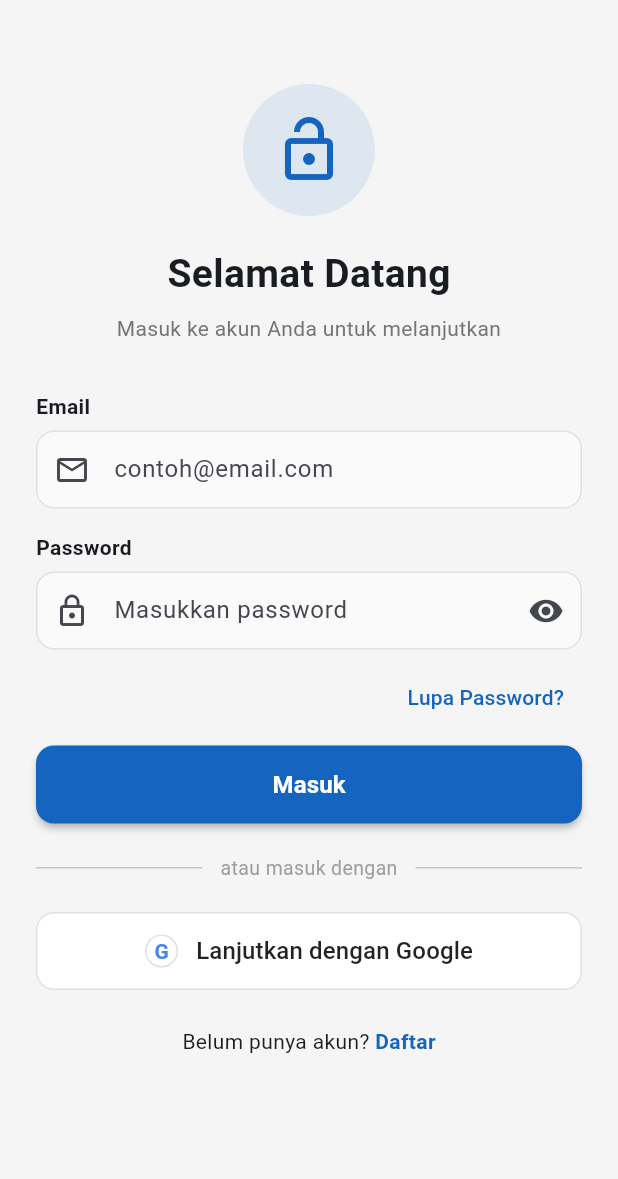
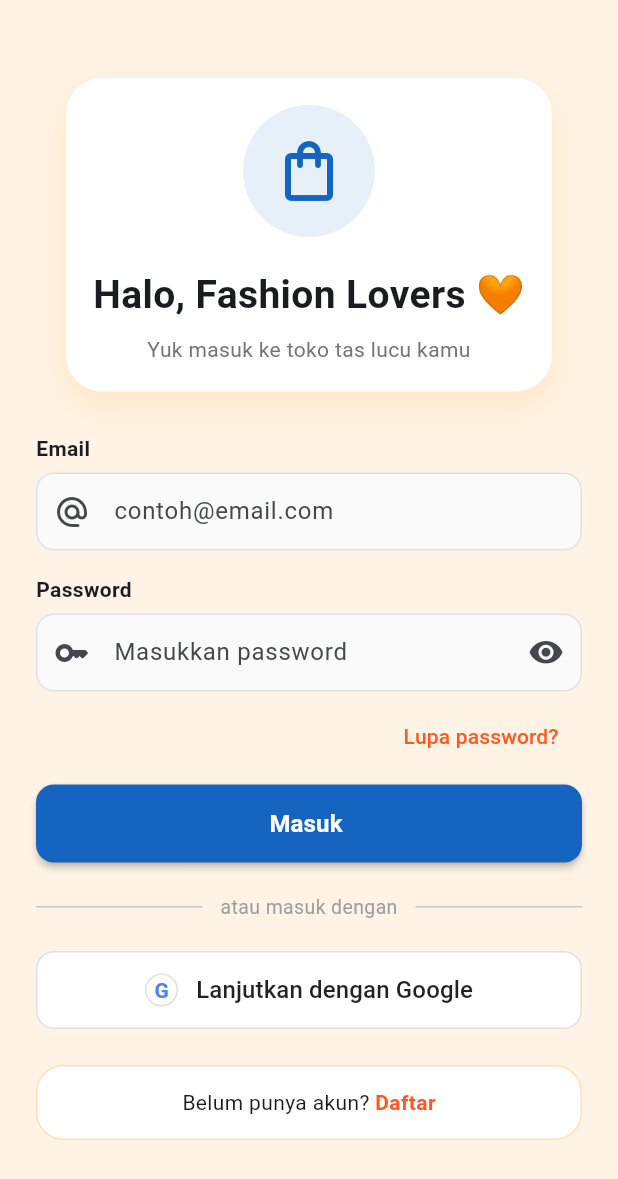
Before and after one commit to Mariariaardyanti/UAS_SEM6, a Flutter app: the screen it shows after launch, on a phone screen of 412 x 824 dp. Shown: the top 1179 px of the screen. Run offline on Flutter 3.47's test engine with Material 3 defaults, Android fonts, the phone set to English and light mode, and no system bars; our stand-ins replace app_links, dio, email_validator, equatable, firebase_auth, firebase_core and 4 more; missing offline and left inert: flutter_biometric_kit; accounts and stored records are empty.

Commit message:
feat(ui): perbarui tampilan halaman login dengan tema oranye

```diff
--- a/lib/core/constants/api_constants.dart
+++ b/lib/core/constants/api_constants.dart
@@ -2,6 +2,8 @@ class ApiConstants {
   // Ganti dengan URL backend kamu
   static const String baseUrl = 'http://192.168.1.2:8081/v1';
 
+  // Base URL backend Dompet Kampus Global (be-emoney) — untuk setup TOTP
+  static const String emoneyBaseUrl = 'http://192.168.1.2:8080/v1';
   static void debug() {
     print("================================");
     print("BASE URL = $baseUrl");
--- a/lib/core/routes/app_router.dart
+++ b/lib/core/routes/app_router.dart
@@ -1,5 +1,4 @@
 import 'package:flutter/material.dart';
-import 'package:pasar_malam/core/services/secure_storage.dart';
 import 'package:pasar_malam/features/auth/presentation/pages/login_page.dart';
 import 'package:pasar_malam/features/auth/presentation/pages/register_page.dart';
 import 'package:pasar_malam/features/auth/presentation/pages/verify_email_page.dart';
@@ -12,7 +11,6 @@ import 'package:pasar_malam/features/order/presentation/pages/my_orders_page.dar
 import 'package:pasar_malam/features/order/presentation/pages/order_success_page.dart';
 import 'package:pasar_malam/features/order/presentation/pages/payment_pending_page.dart';
 import 'package:provider/provider.dart';
-import 'package:pasar_malam/features/auth/presentation/pages/setup_otp_page.dart';
 
 class AppRouter {
   static const String splash = '/';
@@ -25,7 +23,7 @@ class AppRouter {
   static const String orderSuccess = '/order-success';
   static const String myOrders = '/my-orders';
   static const String paymentPending = '/payment-pending';
-  static const String setupOtp = '/setup-otp';
+
 
   static Map<String, WidgetBuilder> get routes => {
         splash: (_) => const SplashPage(),
@@ -47,14 +45,12 @@ class AppRouter {
               ModalRoute.of(context)!.settings.arguments as OrderModel;
           return PaymentPendingPage(order: order);
         },
-        setupOtp: (_) => const SetupOTPPage(),
       };
 }
 
 /// Proteksi halaman — hanya user terautentikasi yang dapat masuk
 class AuthGuard extends StatelessWidget {
   final Widget child;
-
   const AuthGuard({super.key, required this.child});
 
   @override
@@ -63,6 +59,8 @@ class AuthGuard extends StatelessWidget {
     return switch (status) {
       AuthStatus.authenticated => child,
       AuthStatus.emailNotVerified => const VerifyEmailPage(),
+      AuthStatus.initial || AuthStatus.loading =>
+          const Scaffold(body: Center(child: CircularProgressIndicator())),
       _ => const LoginPage(),
     };
   }
@@ -88,9 +86,10 @@ class _SplashPageState extends State<SplashPage> {
   await Future.delayed(const Duration(seconds: 2));
   if (!mounted) return;
 
-    final token = await SecureStorageService.getToken();
+  final success = await context.read<AuthProvider>().tryAutoLogin();
   if (!mounted) return;
-    final route = token != null ? AppRouter.dashboard : AppRouter.login;
+
+  final route = success ? AppRouter.dashboard : AppRouter.login;
   Navigator.pushReplacementNamed(context, route);
 }
 
--- a/lib/features/auth/presentation/pages/login_page.dart
+++ b/lib/features/auth/presentation/pages/login_page.dart
@@ -108,6 +108,8 @@ class _LoginPageState extends State<LoginPage> {
     isLoading: isLoading,
     message: 'Masuk ke akun...',
     child: Scaffold(
+      backgroundColor: const Color(0xFFFFF3E6), // 🧡 soft orange background
+
       body: SafeArea(
         child: SingleChildScrollView(
           padding: const EdgeInsets.all(24),
@@ -115,19 +117,38 @@ class _LoginPageState extends State<LoginPage> {
             key: _formKey,
             child: Column(
               children: [
-                  const SizedBox(height: 32),
-                  const AuthHeader(
-                    icon: Icons.lock_open_outlined,
-                    title: 'Selamat Datang',
-                    subtitle: 'Masuk ke akun Anda untuk melanjutkan',
+                const SizedBox(height: 28),
+
+                // HEADER (lebih cute feel)
+                Container(
+                  padding: const EdgeInsets.all(18),
+                  decoration: BoxDecoration(
+                    color: Colors.white,
+                    borderRadius: BorderRadius.circular(24),
+                    boxShadow: [
+                      BoxShadow(
+                        color: Colors.orange.withOpacity(0.15),
+                        blurRadius: 20,
+                        offset: const Offset(0, 10),
                       ),
-                  const SizedBox(height: 32),
+                    ],
+                  ),
+                  child: const AuthHeader(
+                    icon: Icons.shopping_bag_outlined, // 👜 lebih cocok toko tas
+                    title: 'Halo, Fashion Lovers 🧡',
+                    subtitle: 'Yuk masuk ke toko tas lucu kamu',
+                  ),
+                ),
+
+                const SizedBox(height: 28),
+
+                // EMAIL FIELD
                 CustomTextField(
                   label: 'Email',
                   hint: 'contoh@email.com',
                   controller: _emailCtrl,
                   keyboardType: TextInputType.emailAddress,
-                    prefixIcon: const Icon(Icons.email_outlined),
+                  prefixIcon: const Icon(Icons.alternate_email_rounded),
                   validator: (v) {
                     if (v?.isEmpty ?? true) return 'Email wajib diisi';
                     if (!EmailValidator.validate(v!)) {
@@ -136,46 +157,76 @@ class _LoginPageState extends State<LoginPage> {
                     return null;
                   },
                 ),
+
                 const SizedBox(height: 16),
+
+                // PASSWORD FIELD
                 CustomTextField(
                   label: 'Password',
                   hint: 'Masukkan password',
                   controller: _passCtrl,
                   obscureText: !_showPass,
-                    prefixIcon: const Icon(Icons.lock_outline),
+                  prefixIcon: const Icon(Icons.key_rounded),
                   suffixIcon: IconButton(
                     icon: Icon(
-                        _showPass ? Icons.visibility_off : Icons.visibility,
+                      _showPass
+                          ? Icons.visibility_off_rounded
+                          : Icons.visibility_rounded,
                     ),
-                      onPressed: () =>
-                          setState(() => _showPass = !_showPass),
+                    onPressed: () => setState(() => _showPass = !_showPass),
                   ),
                   validator: (v) =>
                       (v?.isEmpty ?? true) ? 'Password wajib diisi' : null,
                 ),
-                  const SizedBox(height: 8),
+
+                const SizedBox(height: 6),
+
                 Align(
                   alignment: Alignment.centerRight,
                   child: TextButton(
                     onPressed: () => _showForgotPasswordDialog(context),
-                      child: const Text('Lupa Password?'),
+                    child: const Text(
+                      'Lupa password? ',
+                      style: TextStyle(color: Colors.deepOrange),
                     ),
                   ),
+                ),
+
                 const SizedBox(height: 8),
+
+                //LOGIN BUTTON
                 CustomButton(
-                    label: 'Masuk',
+                  label: 'Masuk ',
                   onPressed: _loginEmail,
                   isLoading: isLoading,
                 ),
+
                 const SizedBox(height: 20),
+
                 const DividerWithText(text: 'atau masuk dengan'),
+
                 const SizedBox(height: 20),
+
+                // 🌼 GOOGLE BUTTON (lebih cute feel)
                 GoogleSignInButton(
                   onPressed: _loginGoogle,
                   isLoading: isLoading,
                 ),
+
                 const SizedBox(height: 24),
-                  Row(
+
+                //  REGISTER
+                Container(
+                  padding: const EdgeInsets.symmetric(
+                    vertical: 14,
+                    horizontal: 16,
+                  ),
+                  decoration: BoxDecoration(
+                    color: Colors.white,
+                    borderRadius: BorderRadius.circular(18),
+                    border: Border.all(color: Colors.orange.shade100),
+                  ),
+                  child: Row(
                     mainAxisAlignment: MainAxisAlignment.center,
                     children: [
                       const Text('Belum punya akun? '),
@@ -187,12 +238,13 @@ class _LoginPageState extends State<LoginPage> {
                         child: const Text(
                           'Daftar',
                           style: TextStyle(
-                            color: Color(0xFF1565C0),
+                            color: Colors.deepOrange,
                             fontWeight: FontWeight.bold,
                           ),
                         ),
                       ),
                     ],
+                  ),
                 ),
               ],
             ),
```
Also changed, not shown: lib/features/auth/presentation/pages/setup_otp_page.dart (deleted, +0 -263 lines), lib/features/auth/presentation/providers/auth_provider.dart (+43 -0 lines), lib/features/order/presentation/pages/payment_pending_page.dart (+14 -198 lines), 1 other file. Lines whose indentation alone changed are shown as unchanged.
